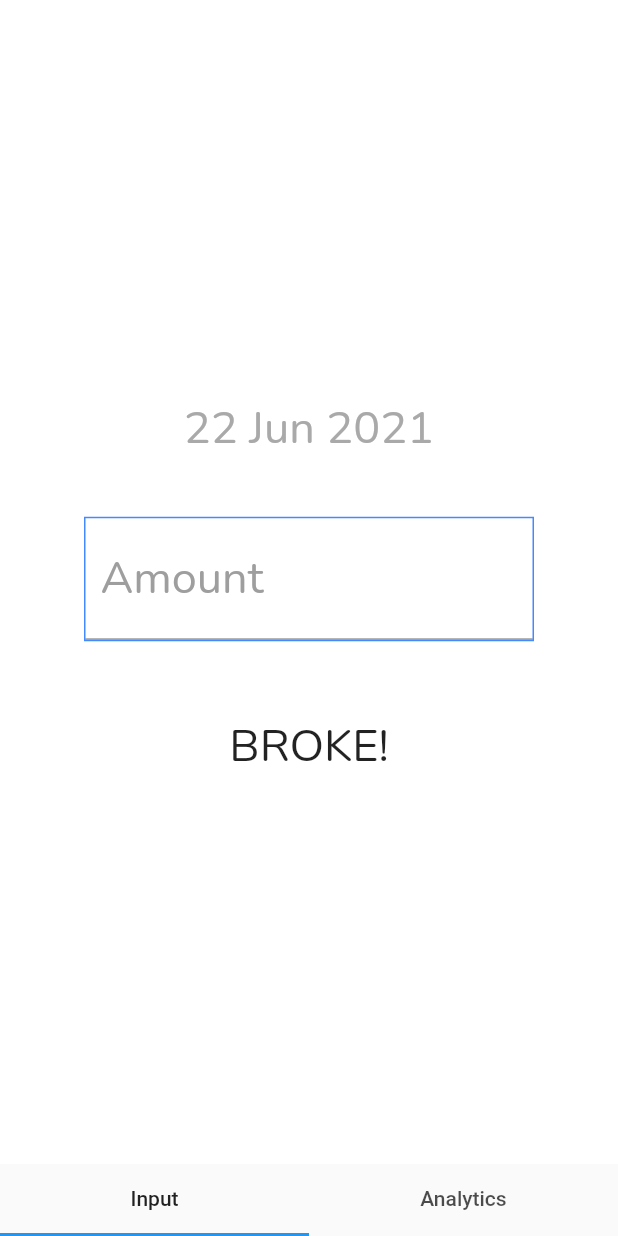
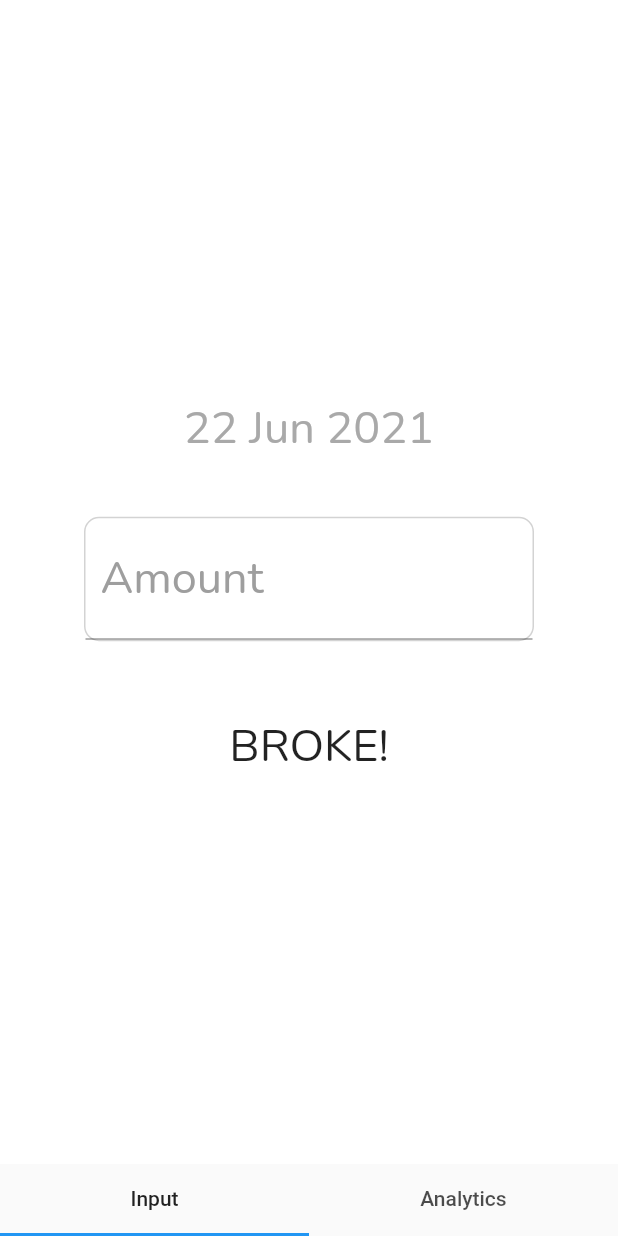
Before and after one commit to phantomcorn/Broked, a Flutter app: the screen it shows after launch, on a phone screen of 412 x 824 dp. Run offline on Flutter 3.47's test engine with Material 2 defaults, Android fonts, the phone set to English and light mode, and no system bars; our stand-ins replace flutter_datetime_picker, google_fonts, sqflite; missing offline and left inert: animated_button; accounts and stored records are empty.

Commit message:
added border curvature and changed color to grey

```diff
--- a/lib/main.dart
+++ b/lib/main.dart
@@ -136,7 +136,9 @@ class _BrokeMain extends State<BrokeMain> {
                   ),
                 ),
                 decoration: BoxDecoration(
-                  border: Border.all(color: Colors.blueAccent),
+                  border: Border.all(color: const Color.fromRGBO(211, 211, 211,
+                      1)),
+                  borderRadius: BorderRadius.circular(10)
                 ),
                 width: 300,
                 margin: EdgeInsets.only(bottom : 50, top : 30),
```
